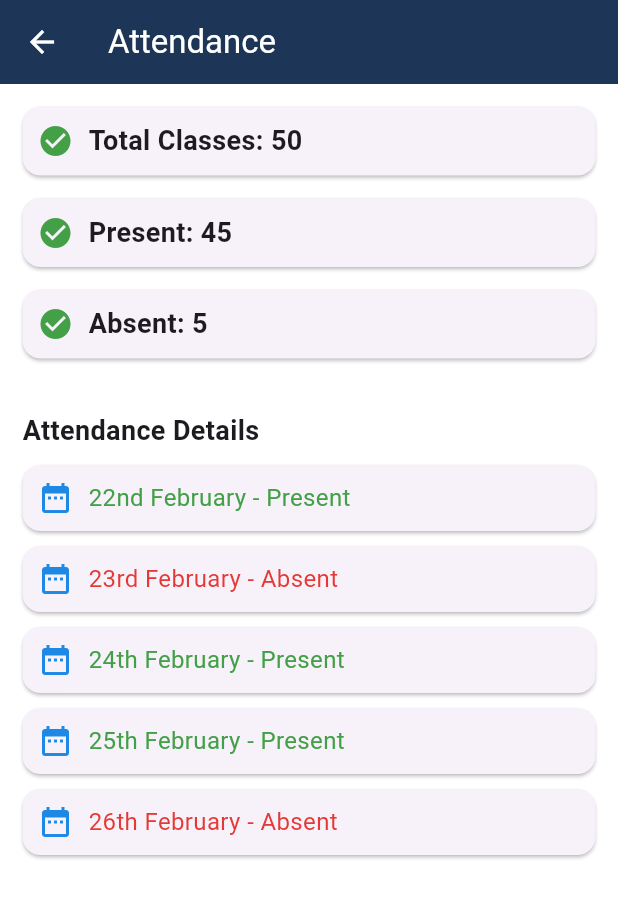
After one commit to sairam-jeeva/school_app, a Flutter app: the screen it shows once a user with an empty profile is signed in, after a tap on "Attendance", on a phone screen of 412 x 824 dp. The commit adds this screen. Shown: the top 898 px of the screen. Run offline on Flutter 3.47's test engine with Material 3 defaults, Android fonts, the phone set to English and light mode, and no system bars; our stand-ins replace firebase_auth, firebase_core; accounts and stored records are empty.

Commit message:
UI-Update

```diff
--- /dev/null
+++ b/lib/screens/attendance_screen.dart
@@ -0,0 +1,92 @@
+import 'package:flutter/material.dart';
+
+class AttendanceScreen extends StatelessWidget {
+  const AttendanceScreen({super.key});
+
+  @override
+  Widget build(BuildContext context) {
+    return Scaffold(
+      backgroundColor: Colors.white,
+      appBar: AppBar(
+        title: const Text(
+          'Attendance',
+          style: TextStyle(color: Colors.white),
+          selectionColor: Colors.white,
+        ),
+        leading: BackButton(
+          color: Colors.white,
+        ),
+        backgroundColor: const Color(0xFF1D3557),
+      ),
+      body: Padding(
+        padding: const EdgeInsets.all(15),
+        child: Column(
+          crossAxisAlignment: CrossAxisAlignment.start,
+          children: [
+            _buildAttendanceSummary("Total Classes", "50"),
+            _buildAttendanceSummary("Present", "45"),
+            _buildAttendanceSummary("Absent", "5"),
+            const SizedBox(height: 20),
+            const Text(
+              "Attendance Details",
+              style: TextStyle(fontSize: 18, fontWeight: FontWeight.bold),
+            ),
+            const SizedBox(height: 10),
+            _buildAttendanceDetails("22nd February", "Present"),
+            _buildAttendanceDetails("23rd February", "Absent"),
+            _buildAttendanceDetails("24th February", "Present"),
+            _buildAttendanceDetails("25th February", "Present"),
+            _buildAttendanceDetails("26th February", "Absent"),
+          ],
+        ),
+      ),
+    );
+  }
+
+  Widget _buildAttendanceSummary(String label, String value) {
+    return Card(
+      margin: const EdgeInsets.only(bottom: 15),
+      child: Padding(
+        padding: const EdgeInsets.all(10),
+        child: Row(
+          children: [
+            Icon(Icons.check_circle, color: Colors.green[600]),
+            const SizedBox(width: 10),
+            Expanded(
+              child: Text(
+                "$label: $value",
+                style:
+                    const TextStyle(fontSize: 18, fontWeight: FontWeight.bold),
+              ),
+            ),
+          ],
+        ),
+      ),
+    );
+  }
+
+  Widget _buildAttendanceDetails(String date, String status) {
+    return Card(
+      margin: const EdgeInsets.only(bottom: 10),
+      child: Padding(
+        padding: const EdgeInsets.all(10),
+        child: Row(
+          children: [
+            Icon(Icons.date_range, color: Colors.blue[600]),
+            const SizedBox(width: 10),
+            Expanded(
+              child: Text(
+                "$date - $status",
+                style: TextStyle(
+                    fontSize: 16,
+                    color: status == "Present"
+                        ? Colors.green[600]
+                        : Colors.red[600]),
+              ),
+            ),
+          ],
+        ),
+      ),
+    );
+  }
+}
--- a/lib/screens/homemain_screen.dart
+++ b/lib/screens/homemain_screen.dart
@@ -1,4 +1,8 @@
 import 'package:flutter/material.dart';
+import 'package:school_app/screens/academic_screens.dart';
+import 'package:school_app/screens/attendance_screen.dart';
+import 'package:school_app/screens/exams_screen.dart';
+import 'package:school_app/screens/other_screen.dart';
 
 class HomemainScreen extends StatefulWidget {
   const HomemainScreen({super.key});
@@ -68,12 +72,15 @@ class _HomemainScreenState extends State<HomemainScreen> {
                 crossAxisSpacing: 10,
                 mainAxisSpacing: 10,
                 children: [
-                  _buildActivityItem(Icons.school, "Academic"),
-                  _buildActivityItem(Icons.note, "Exams"),
-                  _buildActivityItem(Icons.checklist, "Attendance"),
-                  _buildActivityItem(Icons.calendar_today, "Timetable"),
-                  _buildActivityItem(Icons.receipt, "Reports"),
-                  _buildActivityItem(Icons.payment, "Fees"),
+                  _buildActivityItem(
+                      Icons.school, "Academic", const AcademicScreen()),
+                  _buildActivityItem(Icons.note, "Exams", const ExamScreen()),
+                  _buildActivityItem(
+                      Icons.checklist, "Attendance", const AttendanceScreen()),
+                  _buildActivityItem(
+                      Icons.calendar_today, "Timetable", TimeTableScreen()),
+                  _buildActivityItem(Icons.receipt, "Reports", ReportsScreen()),
+                  _buildActivityItem(Icons.payment, "Fees", FeesScreen()),
                 ],
               ),
               const SizedBox(height: 20),
@@ -118,8 +125,15 @@ class _HomemainScreenState extends State<HomemainScreen> {
     );
   }
 
-  Widget _buildActivityItem(IconData icon, String title) {
-    return Container(
+  Widget _buildActivityItem(IconData icon, String title, Widget page) {
+    return GestureDetector(
+      onTap: () {
+        Navigator.push(
+          context,
+          MaterialPageRoute(builder: (context) => page),
+        );
+      },
+      child: Container(
         decoration: BoxDecoration(
             border: Border.all(color: Colors.grey),
             borderRadius: BorderRadius.circular(19)),
@@ -133,6 +147,7 @@ class _HomemainScreenState extends State<HomemainScreen> {
               style: const TextStyle(fontSize: 14, fontWeight: FontWeight.w500),
             ),
           ],
+        ),
       ),
     );
   }
--- a/pubspec.yaml
+++ b/pubspec.yaml
@@ -38,6 +38,7 @@ dependencies:
   firebase_auth: ^5.4.2
   cloud_firestore: ^5.6.3
   flutter_launcher_icons: ^0.14.3
+  intl: ^0.20.2
 
 dev_dependencies:
   flutter_test:
```
Also changed, not shown: lib/screens/academic_screens.dart (added, +65 -0 lines), lib/screens/exams_screen.dart (added, +69 -0 lines), lib/screens/other_screen.dart (added, +76 -0 lines), pubspec.lock. Lines whose indentation alone changed are shown as unchanged.
